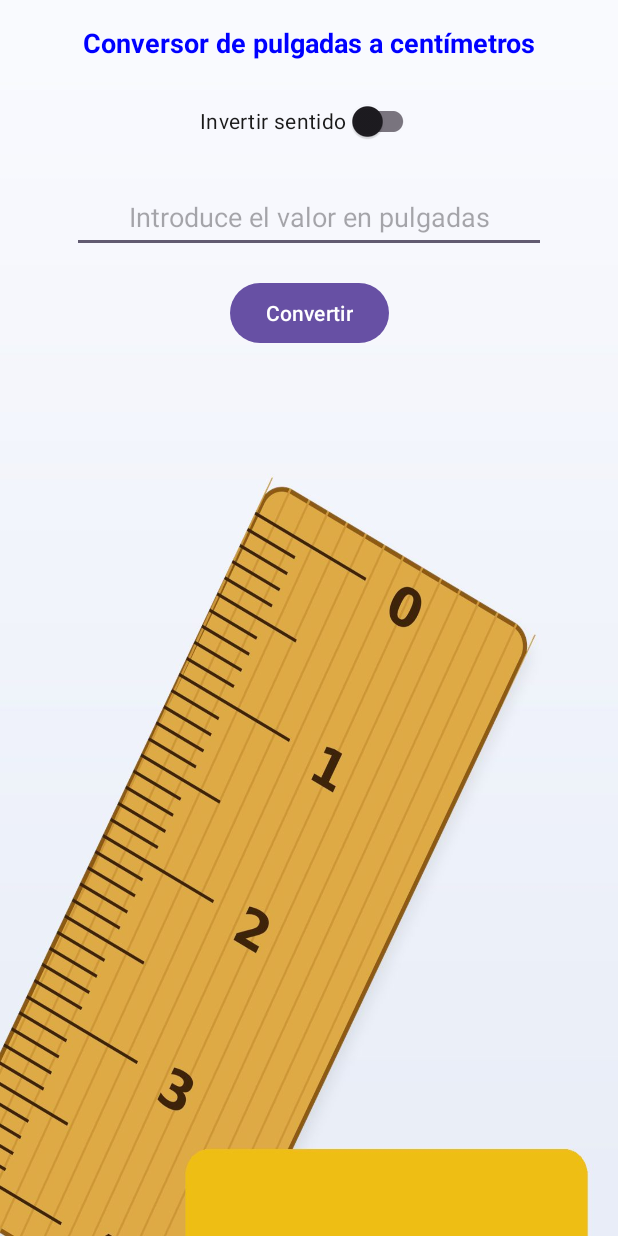
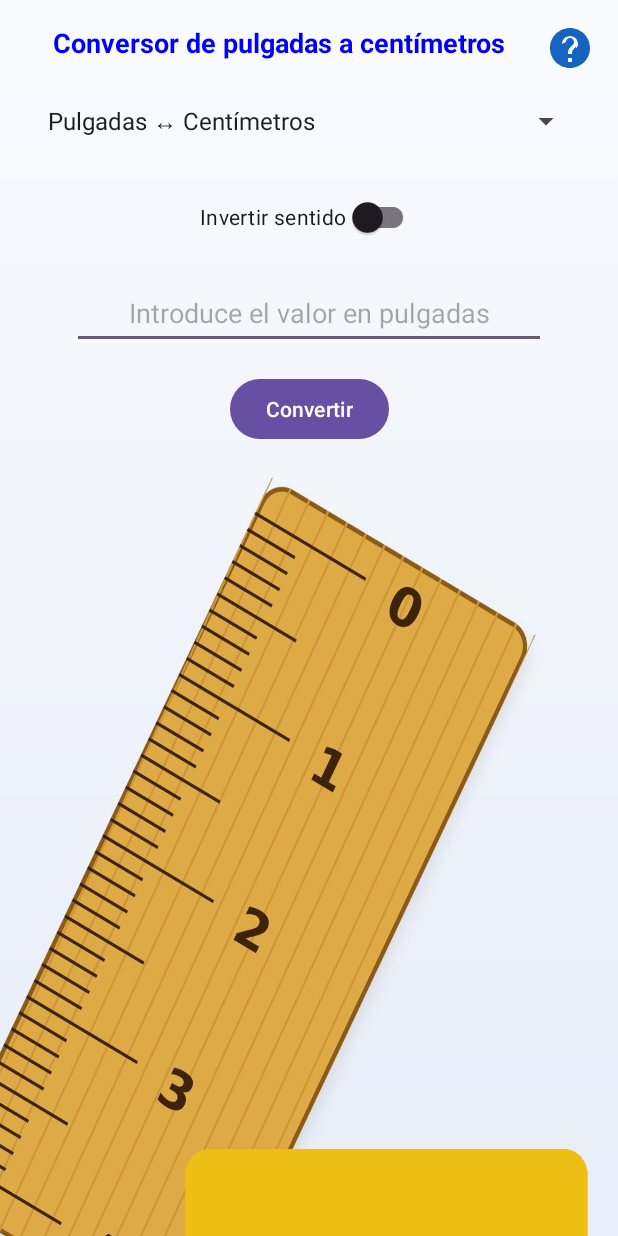
Before and after one commit to PMDM-JoseJuan-AlemanyMarquez/U2P4Conversor-JoseJuanAlemany, an Android app: the screen it shows after launch (MainActivity), on a phone screen of 412 x 824 dp. Run offline under Robolectric (Android 15) with nearby library versions, the phone set to English and light mode, and no system bars.

Commit message:
Activ 5: mas conversiones (kg-lb, km-mi) con Spinner, layout horizontal y Activity de ayuda

```diff
--- a/app/src/main/AndroidManifest.xml
+++ b/app/src/main/AndroidManifest.xml
@@ -19,6 +19,11 @@
                 <category android:name="android.intent.category.LAUNCHER" />
             </intent-filter>
         </activity>
+        <!-- TODO: Activ 5.2 Activity con la ayuda de la aplicación -->
+        <activity
+            android:name=".HelpActivity"
+            android:exported="false"
+            android:label="@string/ayudaTitulo" />
     </application>
 
 </manifest>
--- /dev/null
+++ b/app/src/main/java/dam/josejuan/u2p4conversor/Conversion.java
@@ -0,0 +1,36 @@
+package dam.josejuan.u2p4conversor;
+
+import androidx.annotation.StringRes;
+
+/**
+ * TODO: Activ 5.1 Una conversión entre dos unidades, válida en los dos sentidos.
+ * El factor indica cuántas unidades de destino hay en una unidad de origen.
+ */
+final class Conversion {
+
+    private final int origen;
+    private final int destino;
+    private final double factor;
+
+    Conversion(@StringRes int origen, @StringRes int destino, double factor) {
+        this.origen = origen;
+        this.destino = destino;
+        this.factor = factor;
+    }
+
+    /** Nombre de la unidad de entrada según el sentido. */
+    @StringRes
+    int getOrigen(boolean invertido) {
+        return invertido ? destino : origen;
+    }
+
+    /** Nombre de la unidad de salida según el sentido. */
+    @StringRes
+    int getDestino(boolean invertido) {
+        return invertido ? origen : destino;
+    }
+
+    double convertir(double valor, boolean invertido) {
+        return invertido ? valor / factor : valor * factor;
+    }
+}
--- a/app/src/main/java/dam/josejuan/u2p4conversor/MainActivity.java
+++ b/app/src/main/java/dam/josejuan/u2p4conversor/MainActivity.java
@@ -1,10 +1,15 @@
 package dam.josejuan.u2p4conversor;
 
+import android.content.Intent;
 import android.os.Bundle;
 import android.util.Log;
 import android.view.View;
+import android.widget.AdapterView;
+import android.widget.ArrayAdapter;
 import android.widget.Button;
 import android.widget.EditText;
+import android.widget.ImageButton;
+import android.widget.Spinner;
 import android.widget.TextView;
 
 import androidx.activity.EdgeToEdge;
@@ -23,15 +28,25 @@ public class MainActivity extends AppCompatActivity {
     private static final String KEY_RESULTADO = "resultado";
     private static final String KEY_ERROR = "error";
     private static final String KEY_ERROR_VISIBLE = "errorVisible";
+    private static final String KEY_POSICION = "posicionConversion";
 
-    // TODO: Activ 1.1 Factor de conversión: 1 pulgada = 2.54 cm
-    private static final double CM_POR_PULGADA = 2.54;
+    // TODO: Activ 5.1 Conversiones disponibles, cada una válida en doble sentido.
+    //  El orden coincide con R.array.conversiones (opciones del Spinner).
+    private static final Conversion[] CONVERSIONES = {
+            new Conversion(R.string.unidadPulgadas, R.string.unidadCentimetros, 2.54),
+            new Conversion(R.string.unidadKilogramos, R.string.unidadLibras, 2.2046226218),
+            new Conversion(R.string.unidadKilometros, R.string.unidadMillas, 0.6213711922)
+    };
 
     private TextView tvInfo;
+    private Spinner spConversion;
+    private SwitchCompat swInvertir;
     private EditText etValor;
-    private SwitchCompat swInvertir;
     private TextView tvResultado;
     private TextView tvError;
+
+    // Última conversión seleccionada, para borrar los mensajes sólo cuando el usuario cambia de opción
+    private int posicionAnterior = 0;
 
     @Override
     protected void onCreate(Bundle savedInstanceState) {
@@ -89,7 +104,7 @@ public class MainActivity extends AppCompatActivity {
     //  otra nueva (onCreate) porque cambia la configuración. La interfaz se infla de nuevo desde el
     //  layout y los TextView vuelven a su estado inicial: pierden el texto (un TextView no lo guarda por
     //  defecto) y el TextView de error vuelve a estar oculto. Las variables de la Activity también se pierden.
-    //  Los EditText con id sí recuperan su texto solos porque guardan su estado.
+    //  Los EditText, el Switch y el Spinner con id sí recuperan su estado solos.
     // TODO: Activ 4.2 Solución: guardar el estado en onSaveInstanceState y recuperarlo en onRestoreInstanceState
     @Override
     protected void onSaveInstanceState(@NonNull Bundle outState) {
@@ -97,6 +112,7 @@ public class MainActivity extends AppCompatActivity {
         outState.putString(KEY_RESULTADO, tvResultado.getText().toString());
         outState.putString(KEY_ERROR, tvError.getText().toString());
         outState.putBoolean(KEY_ERROR_VISIBLE, tvError.getVisibility() == View.VISIBLE);
+        outState.putInt(KEY_POSICION, posicionAnterior);
         Log.d(TAG, "onSaveInstanceState");
     }
 
@@ -104,6 +120,7 @@ public class MainActivity extends AppCompatActivity {
     protected void onRestoreInstanceState(@NonNull Bundle savedInstanceState) {
         super.onRestoreInstanceState(savedInstanceState);
         // Se restaura después de super: el Switch recuperado limpia los mensajes y aquí se vuelven a poner
+        posicionAnterior = savedInstanceState.getInt(KEY_POSICION, 0);
         tvResultado.setText(savedInstanceState.getString(KEY_RESULTADO, ""));
         tvError.setText(savedInstanceState.getString(KEY_ERROR, ""));
         tvError.setVisibility(savedInstanceState.getBoolean(KEY_ERROR_VISIBLE) ? View.VISIBLE : View.GONE);
@@ -112,11 +129,34 @@ public class MainActivity extends AppCompatActivity {
 
     private void setUI() {
         tvInfo = findViewById(R.id.tv_info);
+        spConversion = findViewById(R.id.sp_conversion);
+        swInvertir = findViewById(R.id.sw_invertir);
         etValor = findViewById(R.id.et_valor);
-        swInvertir = findViewById(R.id.sw_invertir);
         tvResultado = findViewById(R.id.tv_resultado);
         tvError = findViewById(R.id.tv_error);
         Button btnConvertir = findViewById(R.id.btn_convertir);
+        ImageButton ibAyuda = findViewById(R.id.ib_ayuda);
+
+        // TODO: Activ 5.1 El Spinner permite elegir la conversión
+        ArrayAdapter<CharSequence> adapter = ArrayAdapter.createFromResource(
+                this, R.array.conversiones, android.R.layout.simple_spinner_item);
+        adapter.setDropDownViewResource(android.R.layout.simple_spinner_dropdown_item);
+        spConversion.setAdapter(adapter);
+        spConversion.setOnItemSelectedListener(new AdapterView.OnItemSelectedListener() {
+            @Override
+            public void onItemSelected(AdapterView<?> parent, View view, int position, long id) {
+                if (position != posicionAnterior) {
+                    posicionAnterior = position;
+                    limpiarMensajes();
+                }
+                actualizarEtiquetas();
+            }
+
+            @Override
+            public void onNothingSelected(AdapterView<?> parent) {
+                // Nada que hacer
+            }
+        });
 
         actualizarEtiquetas();
 
@@ -138,15 +178,26 @@ public class MainActivity extends AppCompatActivity {
             actualizarEtiquetas();
             limpiarMensajes();
         });
+
+        // TODO: Activ 5.2 El botón de ayuda abre la Activity con las instrucciones (Intent explícito)
+        ibAyuda.setOnClickListener(view -> {
+            Log.i(TAG, "Botón pulsado: Ayuda");
+            startActivity(new Intent(this, HelpActivity.class));
+        });
     }
 
-    // TODO: Activ 1.1 Título y pista del campo según el sentido elegido
+    private Conversion conversionActual() {
+        return CONVERSIONES[Math.max(0, spConversion.getSelectedItemPosition())];
+    }
+
+    // TODO: Activ 1.1 y 5.1 Título y pista del campo según la conversión y el sentido elegidos
     private void actualizarEtiquetas() {
+        Conversion conversion = conversionActual();
         boolean invertido = swInvertir.isChecked();
-        int origen = invertido ? R.string.unidadCentimetros : R.string.unidadPulgadas;
-        int destino = invertido ? R.string.unidadPulgadas : R.string.unidadCentimetros;
-        tvInfo.setText(getString(R.string.tituloConversor, getString(origen), getString(destino)));
-        etValor.setHint(getString(R.string.hintValor, getString(origen)));
+        String origen = getString(conversion.getOrigen(invertido));
+        String destino = getString(conversion.getDestino(invertido));
+        tvInfo.setText(getString(R.string.tituloConversor, origen, destino));
+        etValor.setHint(getString(R.string.hintValor, origen));
     }
 
     // TODO: Activ 2.2 Oculta el error y borra el resultado anterior
@@ -164,9 +215,9 @@ public class MainActivity extends AppCompatActivity {
         tvError.setVisibility(View.VISIBLE);
     }
 
-    // TODO: Activ 1.1 y 1.2 Conversión en ambos sentidos y resultado con dos decimales
+    // TODO: Activ 1.1, 1.2, 5.1 Conversión en ambos sentidos con el resultado a dos decimales
     // TODO: Activ 2.1 Sólo se convierten valores >= 1; en otro caso se lanza una excepción que
-    //  captura el único try/catch de setUI()
+    //  captura el único try/catch de setUI(). Lo comparten todas las conversiones.
     private String convertir(String texto) throws Exception {
         if (texto.trim().isEmpty()) {
             throw new Exception(getString(R.string.errorVacio));
@@ -175,9 +226,9 @@ public class MainActivity extends AppCompatActivity {
         if (valor < 1) {
             throw new Exception(getString(R.string.errorMinimo));
         }
+        Conversion conversion = conversionActual();
         boolean invertido = swInvertir.isChecked();
-        double resultado = invertido ? valor / CM_POR_PULGADA : valor * CM_POR_PULGADA;
-        int unidadDestino = invertido ? R.string.unidadPulgadas : R.string.unidadCentimetros;
-        return getString(R.string.resultadoFormato, resultado, getString(unidadDestino));
+        double resultado = conversion.convertir(valor, invertido);
+        return getString(R.string.resultadoFormato, resultado, getString(conversion.getDestino(invertido)));
     }
 }
--- /dev/null
+++ b/app/src/main/res/drawable/ic_help.xml
@@ -0,0 +1,9 @@
+<vector xmlns:android="http://schemas.android.com/apk/res/android"
+    android:width="32dp"
+    android:height="32dp"
+    android:viewportWidth="24"
+    android:viewportHeight="24">
+    <path
+        android:fillColor="#1565C0"
+        android:pathData="M12,2C6.48,2 2,6.48 2,12s4.48,10 10,10 10,-4.48 10,-10S17.52,2 12,2zM13,19h-2v-2h2v2zM15.07,11.25l-0.9,0.92C13.45,12.9 13,13.5 13,15h-2v-0.5c0,-1.1 0.45,-2.1 1.17,-2.83l1.24,-1.26c0.37,-0.36 0.59,-0.86 0.59,-1.41 0,-1.1 -0.9,-2 -2,-2s-2,0.9 -2,2L8,10c0,-2.21 1.79,-4 4,-4s4,1.79 4,4c0,0.88 -0.36,1.68 -0.93,2.25z" />
+</vector>
--- /dev/null
+++ b/app/src/main/res/layout-land/activity_main.xml
@@ -0,0 +1,135 @@
+<?xml version="1.0" encoding="utf-8"?>
+<androidx.constraintlayout.widget.ConstraintLayout
+    xmlns:android="http://schemas.android.com/apk/res/android"
+    xmlns:app="http://schemas.android.com/apk/res-auto"
+    xmlns:tools="http://schemas.android.com/tools"
+    android:id="@+id/main"
+    android:layout_width="match_parent"
+    android:layout_height="match_parent"
+    android:background="@drawable/meter_background"
+    tools:context=".MainActivity">
+
+    <!-- TODO: Activ 5.2 Botón de ayuda (icono ?) que abre HelpActivity -->
+    <ImageButton
+        android:id="@+id/ib_ayuda"
+        android:layout_width="48dp"
+        android:layout_height="48dp"
+        android:layout_marginTop="8dp"
+        android:layout_marginEnd="8dp"
+        android:background="?attr/selectableItemBackgroundBorderless"
+        android:contentDescription="@string/ayudaDescripcion"
+        android:src="@drawable/ic_help"
+        app:layout_constraintEnd_toEndOf="parent"
+        app:layout_constraintTop_toTopOf="parent" />
+
+    <androidx.constraintlayout.widget.Guideline
+        android:id="@+id/guideline"
+        android:layout_width="wrap_content"
+        android:layout_height="wrap_content"
+        android:orientation="vertical"
+        app:layout_constraintGuide_percent="0.5" />
+
+    <TextView
+        android:id="@+id/tv_info"
+        android:layout_width="0dp"
+        android:layout_height="wrap_content"
+        android:layout_marginStart="24dp"
+        android:layout_marginTop="16dp"
+        android:layout_marginEnd="24dp"
+        android:gravity="center"
+        android:textColor="#0000FF"
+        android:textSize="18sp"
+        android:textStyle="bold"
+        app:layout_constraintTop_toTopOf="parent"
+        app:layout_constraintStart_toStartOf="parent"
+        app:layout_constraintEnd_toStartOf="@id/guideline" />
+
+    <Spinner
+        android:id="@+id/sp_conversion"
+        android:layout_width="0dp"
+        android:layout_height="wrap_content"
+        android:layout_marginStart="24dp"
+        android:layout_marginTop="16dp"
+        android:layout_marginEnd="24dp"
+        android:minHeight="48dp"
+        app:layout_constraintTop_toBottomOf="@id/tv_info"
+        app:layout_constraintStart_toStartOf="parent"
+        app:layout_constraintEnd_toStartOf="@id/guideline" />
+
+    <androidx.appcompat.widget.SwitchCompat
+        android:id="@+id/sw_invertir"
+        android:layout_width="wrap_content"
+        android:layout_height="wrap_content"
+        android:layout_marginStart="24dp"
+        android:layout_marginTop="16dp"
+        android:layout_marginEnd="24dp"
+        android:minHeight="48dp"
+        android:text="@string/switchInvertir"
+        android:textColor="#1A1A1A"
+        app:layout_constraintTop_toBottomOf="@id/sp_conversion"
+        app:layout_constraintStart_toStartOf="parent"
+        app:layout_constraintEnd_toStartOf="@id/guideline" />
+
+    <EditText
+        android:id="@+id/et_valor"
+        android:layout_width="0dp"
+        android:layout_height="wrap_content"
+        android:layout_marginStart="24dp"
+        android:layout_marginTop="16dp"
+        android:layout_marginEnd="24dp"
+        android:gravity="center"
+        android:importantForAutofill="no"
+        android:inputType="numberDecimal"
+        android:minHeight="48dp"
+        app:layout_constraintTop_toBottomOf="@id/ib_ayuda"
+        app:layout_constraintStart_toEndOf="@id/guideline"
+        app:layout_constraintEnd_toEndOf="parent" />
+
+    <Button
+        android:id="@+id/btn_convertir"
+        android:layout_width="wrap_content"
+        android:layout_height="wrap_content"
+        android:layout_marginStart="24dp"
+        android:layout_marginTop="16dp"
+        android:layout_marginEnd="24dp"
+        android:text="@string/buttonConvertir"
+        app:layout_constraintTop_toBottomOf="@id/et_valor"
+        app:layout_constraintStart_toEndOf="@id/guideline"
+        app:layout_constraintEnd_toEndOf="parent" />
+
+    <TextView
+        android:id="@+id/tv_error"
+        android:layout_width="0dp"
+        android:layout_height="wrap_content"
+        android:layout_marginStart="24dp"
+        android:layout_marginTop="16dp"
+        android:layout_marginEnd="24dp"
+        android:gravity="center"
+        android:textColor="#D50000"
+        android:textSize="16sp"
+        android:textStyle="bold"
+        android:visibility="gone"
+        tools:text="Mensaje de error"
+        tools:visibility="visible"
+        app:layout_constraintTop_toBottomOf="@id/btn_convertir"
+        app:layout_constraintStart_toEndOf="@id/guideline"
+        app:layout_constraintEnd_toEndOf="parent" />
+
+    <TextView
+        android:id="@+id/tv_resultado"
+        android:layout_width="0dp"
+        android:layout_height="wrap_content"
+        android:layout_marginStart="24dp"
+        android:layout_marginTop="16dp"
+        android:layout_marginEnd="24dp"
+        android:gravity="center"
+        android:minHeight="48dp"
+        android:textColor="#0B3D91"
+        android:textSize="24sp"
+        android:textStyle="bold"
+        tools:text="2,54 centímetros"
+        app:layout_constraintTop_toBottomOf="@id/tv_error"
+        app:layout_constraintStart_toEndOf="@id/guideline"
+        app:layout_constraintEnd_toEndOf="parent" />
+
+</androidx.constraintlayout.widget.ConstraintLayout>
--- a/app/src/main/res/layout/activity_main.xml
+++ b/app/src/main/res/layout/activity_main.xml
@@ -9,18 +9,43 @@
     android:background="@drawable/meter_background"
     tools:context=".MainActivity">
 
+    <!-- TODO: Activ 5.2 Botón de ayuda (icono ?) que abre HelpActivity -->
+    <ImageButton
+        android:id="@+id/ib_ayuda"
+        android:layout_width="48dp"
+        android:layout_height="48dp"
+        android:layout_marginTop="8dp"
+        android:layout_marginEnd="8dp"
+        android:background="?attr/selectableItemBackgroundBorderless"
+        android:contentDescription="@string/ayudaDescripcion"
+        android:src="@drawable/ic_help"
+        app:layout_constraintEnd_toEndOf="parent"
+        app:layout_constraintTop_toTopOf="parent" />
+
     <TextView
         android:id="@+id/tv_info"
         android:layout_width="0dp"
         android:layout_height="wrap_content"
         android:layout_marginStart="24dp"
         android:layout_marginTop="16dp"
-        android:layout_marginEnd="24dp"
+        android:layout_marginEnd="64dp"
         android:gravity="center"
         android:textColor="#0000FF"
         android:textSize="18sp"
         android:textStyle="bold"
         app:layout_constraintTop_toTopOf="parent"
+        app:layout_constraintStart_toStartOf="parent"
+        app:layout_constraintEnd_toEndOf="parent" />
+
+    <Spinner
+        android:id="@+id/sp_conversion"
+        android:layout_width="0dp"
+        android:layout_height="wrap_content"
+        android:layout_marginStart="24dp"
+        android:layout_marginTop="16dp"
+        android:layout_marginEnd="24dp"
+        android:minHeight="48dp"
+        app:layout_constraintTop_toBottomOf="@id/tv_info"
         app:layout_constraintStart_toStartOf="parent"
         app:layout_constraintEnd_toEndOf="parent" />
 
@@ -34,7 +59,7 @@
         android:minHeight="48dp"
         android:text="@string/switchInvertir"
         android:textColor="#1A1A1A"
-        app:layout_constraintTop_toBottomOf="@id/tv_info"
+        app:layout_constraintTop_toBottomOf="@id/sp_conversion"
         app:layout_constraintStart_toStartOf="parent"
         app:layout_constraintEnd_toEndOf="parent" />
 
--- a/app/src/main/res/values/strings.xml
+++ b/app/src/main/res/values/strings.xml
@@ -8,6 +8,28 @@
     <string name="errorVacio">El valor no puede estar vacío</string>
     <string name="errorMinimo">Sólo números &gt;=1</string>
     <string name="errorFormato">Introduce un número válido</string>
+
+    <!-- Unidades (nombre en plural) -->
     <string name="unidadPulgadas">pulgadas</string>
     <string name="unidadCentimetros">centímetros</string>
+    <string name="unidadKilogramos">kilogramos</string>
+    <string name="unidadLibras">libras</string>
+    <string name="unidadKilometros">kilómetros</string>
+    <string name="unidadMillas">millas</string>
+
+    <!-- Conversiones disponibles: el orden debe coincidir con MainActivity.CONVERSIONES -->
+    <string-array name="conversiones">
+        <item>Pulgadas ↔ Centímetros</item>
+        <item>Kilogramos ↔ Libras</item>
+        <item>Kilómetros ↔ Millas</item>
+    </string-array>
+
+    <!-- Ayuda -->
+    <string name="ayudaDescripcion">Ayuda</string>
+    <string name="ayudaTitulo">Ayuda</string>
+    <string name="ayudaUsoTitulo">Cómo se usa</string>
+    <string name="ayudaUso">1. Elige el tipo de conversión en la lista desplegable (pulgadas y centímetros, kilogramos y libras, kilómetros y millas).\n2. Por defecto se convierte de la primera unidad a la segunda. Activa «Invertir sentido» para convertir al revés.\n3. Escribe la cantidad en el campo de texto. Puedes usar punto o coma para los decimales.\n4. Pulsa «Convertir». El resultado aparece debajo con dos decimales.</string>
+    <string name="ayudaErroresTitulo">Mensajes de error</string>
+    <string name="ayudaErrores">• «El valor no puede estar vacío»: has pulsado Convertir sin escribir ninguna cantidad.\n• «Sólo números &gt;=1»: sólo se pueden convertir cantidades mayores o iguales que uno.\n• «Introduce un número válido»: el texto escrito no es un número (por ejemplo, sólo un punto).\nLos errores se muestran en rojo bajo el botón Convertir y desaparecen al convertir de nuevo o al cambiar de conversión.</string>
+    <string name="buttonVolver">Volver</string>
 </resources>
```
Also changed, not shown: app/src/main/java/dam/josejuan/u2p4conversor/HelpActivity.java (added, +42 -0 lines), app/src/main/res/layout/activity_help.xml (added, +74 -0 lines), app/src/main/res/values/styles.xml (added, +20 -0 lines).
